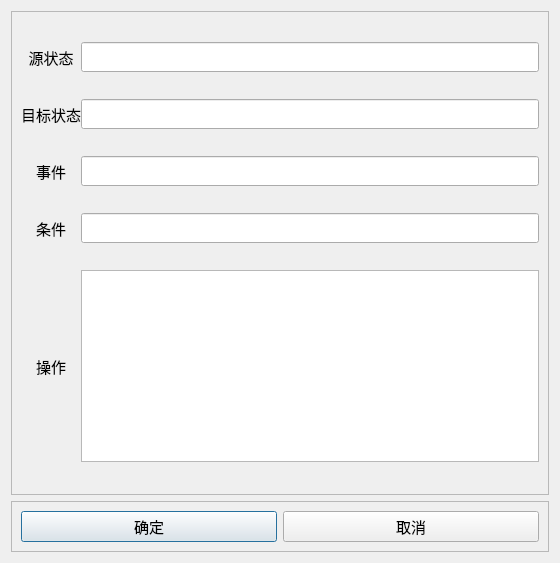
This is app/ui/dialog_add_transition.ui in zhougut/fcstm-gui as Qt 5 draws it before an edit. The edited form follows.
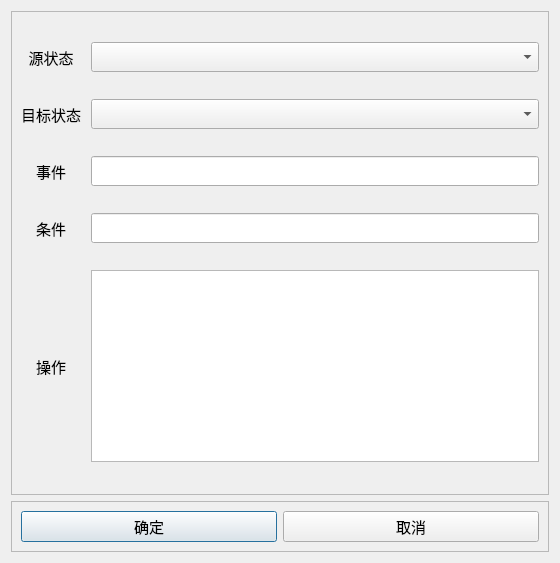
This is the edited form.

Commit message: Refine formula editing and state selectors

The edit to the form file:
```diff
--- a/app/ui/dialog_add_transition.ui
+++ b/app/ui/dialog_add_transition.ui
@@ -29,7 +29,7 @@
      </property>
      <layout class="QGridLayout" name="gridLayout" rowstretch="1,1,1,1,1">
       <property name="horizontalSpacing">
-       <number>0</number>
+       <number>10</number>
       </property>
       <item row="4" column="0">
        <widget class="QLabel" name="label_op">
@@ -96,7 +96,7 @@
        </widget>
       </item>
       <item row="1" column="1">
-       <widget class="QLineEdit" name="edit_target_state">
+       <widget class="QComboBox" name="edit_target_state">
         <property name="font">
          <font>
           <family>微软雅黑</family>
@@ -122,7 +122,7 @@
        </widget>
       </item>
       <item row="0" column="1">
-       <widget class="QLineEdit" name="edit_source_state">
+       <widget class="QComboBox" name="edit_source_state">
         <property name="font">
          <font>
           <family>微软雅黑</family>
```
The commit also changes 23 other files.
